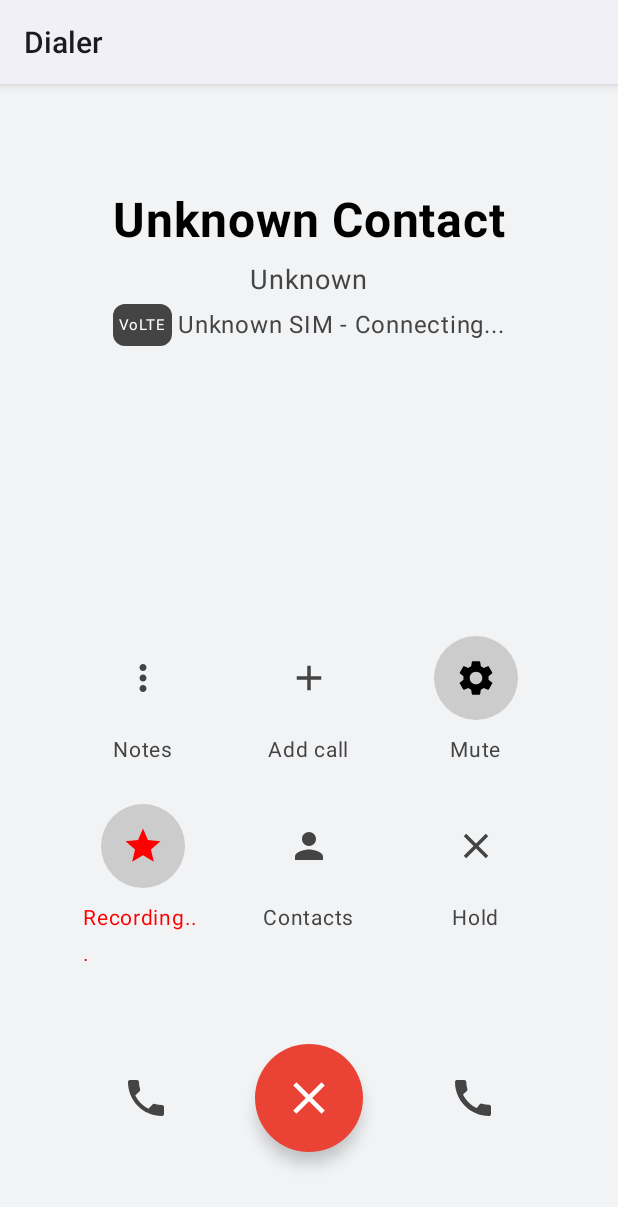
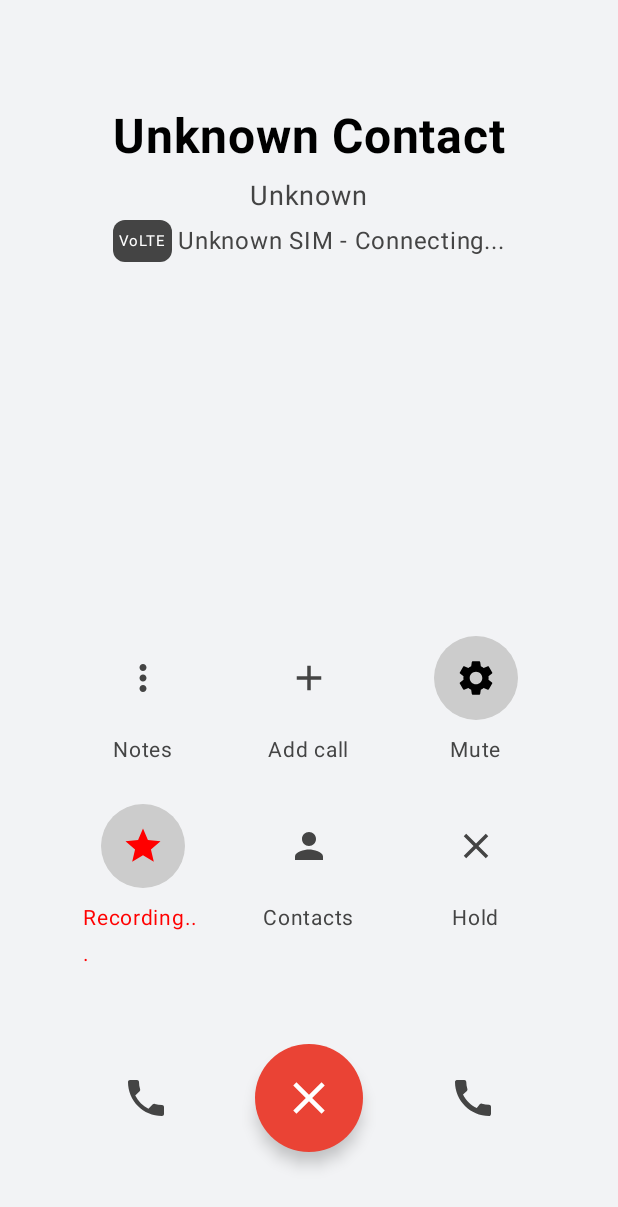
Before and after one commit to aniverse-cloud/Aniverse, an Android app built with Jetpack Compose: the CallScreen screen opened through its navigation route, after a tap on "Record", on a phone screen of 412 x 824 dp. Shown: the top 1207 px of the screen. Run offline under Robolectric (Android 15) with nearby library versions, the phone set to English and light mode, and no system bars; 3 other taps on this screen came first.

Commit message:
🎨 Palette: Remove Dialer header and improve call recording
Co-authored-by: aniverse-cloud <208377934+aniverse-cloud@users.noreply.github.com>

```diff
--- a/AnPhone001/app/src/main/AndroidManifest.xml
+++ b/AnPhone001/app/src/main/AndroidManifest.xml
@@ -18,7 +18,7 @@
         android:label="Dialer"
         android:roundIcon="@drawable/ic_launcher_round"
         android:supportsRtl="true"
-        android:theme="@android:style/Theme.DeviceDefault.Light">
+        android:theme="@android:style/Theme.DeviceDefault.Light.NoActionBar">
 
         <activity
             android:name=".MainActivity"
--- a/AnPhone001/app/src/main/java/com/example/dialer/CallScreen.kt
+++ b/AnPhone001/app/src/main/java/com/example/dialer/CallScreen.kt
@@ -57,11 +57,14 @@ fun CallScreen(navController: NavController) {
     var isRecording by remember { mutableStateOf(false) }
     var mediaRecorder: MediaRecorder? by remember { mutableStateOf(null) }
 
+    val phoneNumber = details?.handle?.schemeSpecificPart ?: "Unknown"
+    val callerName = details?.callerDisplayName ?: "Unknown Contact"
+
     val recordAudioPermissionLauncher = rememberLauncherForActivityResult(
         ActivityResultContracts.RequestPermission()
     ) { isGranted ->
         if (isGranted) {
-            startRecording(context, { mediaRecorder = it }, { isRecording = true })
+            startRecording(context, callerName, phoneNumber, { mediaRecorder = it }, { isRecording = true })
         } else {
             Toast.makeText(context, "Permission required to record calls.", Toast.LENGTH_SHORT).show()
         }
@@ -83,9 +86,6 @@ fun CallScreen(navController: NavController) {
         }
     }
 
-    val phoneNumber = details?.handle?.schemeSpecificPart ?: "Unknown"
-    val callerName = details?.callerDisplayName ?: "Unknown Contact"
-
     val callStateLabel = when (state) {
         Call.STATE_RINGING -> "Ringing"
         Call.STATE_DIALING -> "Dialing"
@@ -97,6 +97,18 @@ fun CallScreen(navController: NavController) {
 
     LaunchedEffect(state) {
         isOnHold = state == Call.STATE_HOLDING
+
+        if (state == Call.STATE_DISCONNECTED && isRecording) {
+            try {
+                mediaRecorder?.stop()
+                mediaRecorder?.release()
+                mediaRecorder = null
+                isRecording = false
+                Toast.makeText(context, "Call ended, recording saved.", Toast.LENGTH_SHORT).show()
+            } catch (e: Exception) {
+                e.printStackTrace()
+            }
+        }
     }
 
     Surface(
@@ -192,7 +204,7 @@ fun CallScreen(navController: NavController) {
                         onClick = {
                             if (!isRecording) {
                                 if (ContextCompat.checkSelfPermission(context, Manifest.permission.RECORD_AUDIO) == PackageManager.PERMISSION_GRANTED) {
-                                    startRecording(context, { mediaRecorder = it }, { isRecording = true })
+                                    startRecording(context, callerName, phoneNumber, { mediaRecorder = it }, { isRecording = true })
                                 } else {
                                     recordAudioPermissionLauncher.launch(Manifest.permission.RECORD_AUDIO)
                                 }
@@ -298,7 +310,7 @@ fun CallScreen(navController: NavController) {
     }
 }
 
-private fun startRecording(context: Context, setRecorder: (MediaRecorder) -> Unit, setRecordingState: () -> Unit) {
+private fun startRecording(context: Context, callerName: String, phoneNumber: String, setRecorder: (MediaRecorder) -> Unit, setRecordingState: () -> Unit) {
     try {
         val recorder = if (Build.VERSION.SDK_INT >= Build.VERSION_CODES.S) {
             MediaRecorder(context)
@@ -311,8 +323,23 @@ private fun startRecording(context: Context, setRecorder: (MediaRecorder) -> Uni
         recorder.setAudioEncoder(MediaRecorder.AudioEncoder.AAC)
 
         val timeStamp = SimpleDateFormat("yyyyMMdd_HHmmss", Locale.US).format(Date())
-        val dir = context.getExternalFilesDir(Environment.DIRECTORY_MUSIC)
-        val file = File(dir, "CallRecord_$timeStamp.mp4")
+
+        // Format the file name based on whether we have a contact name or just a number
+        val safeName = callerName.replace(Regex("[^a-zA-Z0-9]"), "").takeIf { it.isNotBlank() }
+        val safeNumber = phoneNumber.replace(Regex("[^0-9+]"), "").takeIf { it.isNotBlank() } ?: "Unknown"
+
+        val fileName = if (safeName != null && safeName != "UnknownContact" && safeName != "Unknown") {
+            "Call_${safeName}_${safeNumber}_$timeStamp.m4a"
+        } else {
+            "Call_${safeNumber}_$timeStamp.m4a"
+        }
+
+        // Save to public Music directory so it's accessible
+        val dir = Environment.getExternalStoragePublicDirectory(Environment.DIRECTORY_MUSIC)
+        if (!dir.exists()) {
+            dir.mkdirs()
+        }
+        val file = File(dir, fileName)
 
         recorder.setOutputFile(file.absolutePath)
         recorder.prepare()
@@ -320,10 +347,10 @@ private fun startRecording(context: Context, setRecorder: (MediaRecorder) -> Uni
 
         setRecorder(recorder)
         setRecordingState()
-        Toast.makeText(context, "Recording started", Toast.LENGTH_SHORT).show()
+        Toast.makeText(context, "Recording started. Saving to Music/$fileName", Toast.LENGTH_LONG).show()
     } catch (e: Exception) {
         e.printStackTrace()
-        Toast.makeText(context, "Failed to start recording", Toast.LENGTH_SHORT).show()
+        Toast.makeText(context, "Failed to start recording: ${e.message}", Toast.LENGTH_SHORT).show()
     }
 }
 
```
Also changed, not shown: 1 other file.
